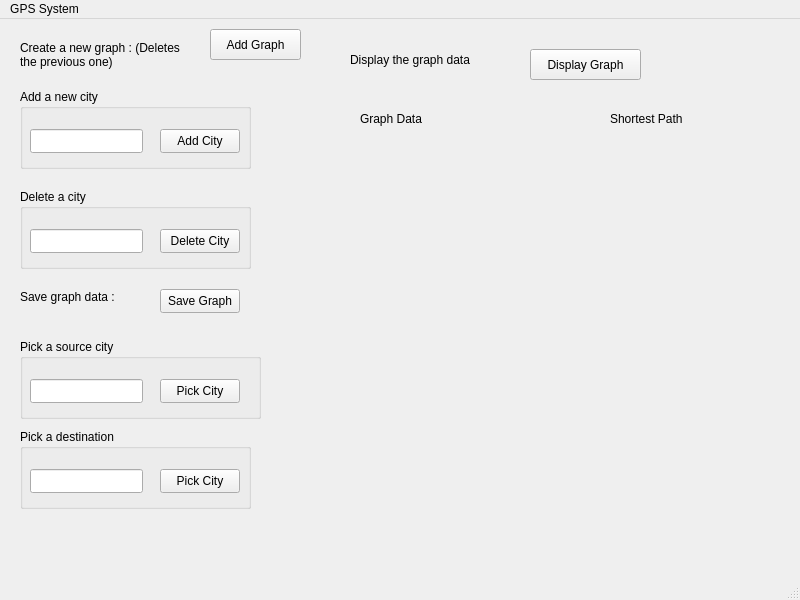
The window that Project/gps_system.ui (Yara-5/CS-Lab-Project) describes before a commit, drawn with Qt 5.
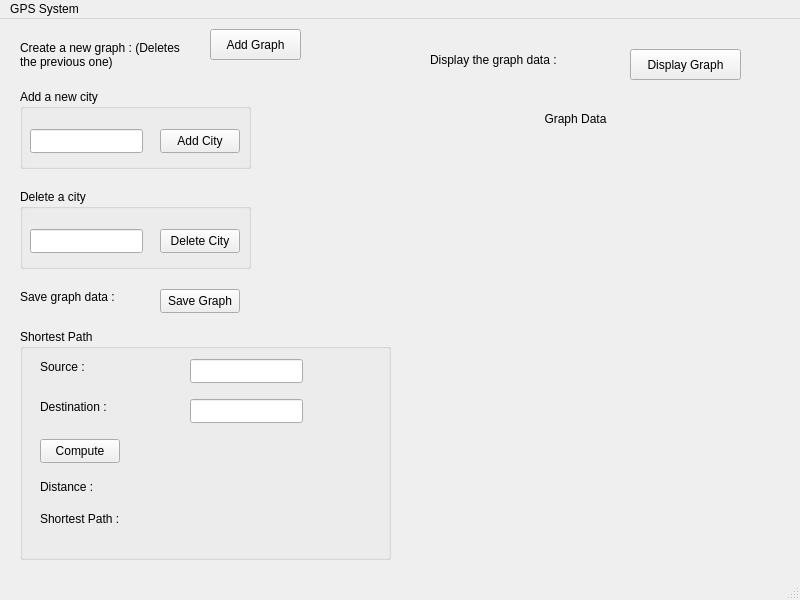
The same window after the commit.

Diff of the .ui file:
```diff
--- a/Project/gps_system.ui
+++ b/Project/gps_system.ui
@@ -30,7 +30,7 @@
    <widget class="QPushButton" name="DisplayGraphB">
     <property name="geometry">
      <rect>
-      <x>530</x>
+      <x>630</x>
       <y>30</y>
       <width>111</width>
       <height>31</height>
@@ -131,9 +131,9 @@
    <widget class="QLabel" name="GraphData">
     <property name="geometry">
      <rect>
-      <x>270</x>
+      <x>430</x>
       <y>130</y>
-      <width>241</width>
+      <width>301</width>
       <height>401</height>
      </rect>
     </property>
@@ -147,14 +147,14 @@
    <widget class="QLabel" name="label_3">
     <property name="geometry">
      <rect>
-      <x>350</x>
+      <x>430</x>
       <y>20</y>
       <width>161</width>
       <height>41</height>
      </rect>
     </property>
     <property name="text">
-     <string>Display the graph data</string>
+     <string>Display the graph data :</string>
     </property>
    </widget>
    <widget class="QLabel" name="label_2">
@@ -187,107 +187,136 @@
     <property name="geometry">
      <rect>
       <x>20</x>
-      <y>320</y>
-      <width>241</width>
-      <height>80</height>
+      <y>310</y>
+      <width>371</width>
+      <height>231</height>
      </rect>
     </property>
     <property name="title">
-     <string>Pick a source city</string>
-    </property>
-    <widget class="QPushButton" name="picksource">
-     <property name="geometry">
-      <rect>
-       <x>140</x>
-       <y>40</y>
-       <width>80</width>
-       <height>24</height>
-      </rect>
-     </property>
-     <property name="text">
-      <string>Pick City</string>
-     </property>
-    </widget>
-    <widget class="QLineEdit" name="newCityL_3">
-     <property name="geometry">
-      <rect>
-       <x>10</x>
-       <y>40</y>
-       <width>113</width>
-       <height>24</height>
-      </rect>
-     </property>
-    </widget>
-   </widget>
-   <widget class="QGroupBox" name="AddDestination">
-    <property name="geometry">
-     <rect>
-      <x>20</x>
-      <y>410</y>
-      <width>231</width>
-      <height>80</height>
-     </rect>
-    </property>
-    <property name="title">
-     <string>Pick a destination</string>
-    </property>
-    <widget class="QPushButton" name="adddestination">
-     <property name="geometry">
-      <rect>
-       <x>140</x>
-       <y>40</y>
-       <width>80</width>
-       <height>24</height>
-      </rect>
-     </property>
-     <property name="text">
-      <string>Pick City</string>
-     </property>
-    </widget>
-    <widget class="QLineEdit" name="newCityL_5">
-     <property name="geometry">
-      <rect>
-       <x>10</x>
-       <y>40</y>
-       <width>113</width>
-       <height>24</height>
-      </rect>
-     </property>
-    </widget>
-   </widget>
-   <widget class="QLabel" name="ShortestPath">
-    <property name="geometry">
-     <rect>
-      <x>530</x>
-      <y>130</y>
-      <width>241</width>
-      <height>401</height>
-     </rect>
-    </property>
-    <property name="text">
-     <string/>
-    </property>
-    <property name="alignment">
-     <set>Qt::AlignHCenter|Qt::AlignTop</set>
-    </property>
-   </widget>
-   <widget class="QLabel" name="ShortestPathLabel">
-    <property name="geometry">
-     <rect>
-      <x>610</x>
-      <y>90</y>
-      <width>111</width>
-      <height>20</height>
-     </rect>
-    </property>
-    <property name="text">
      <string>Shortest Path</string>
     </property>
+    <widget class="QPushButton" name="computeB">
+     <property name="geometry">
+      <rect>
+       <x>20</x>
+       <y>110</y>
+       <width>80</width>
+       <height>24</height>
+      </rect>
+     </property>
+     <property name="text">
+      <string>Compute</string>
+     </property>
+    </widget>
+    <widget class="QLineEdit" name="Source">
+     <property name="geometry">
+      <rect>
+       <x>170</x>
+       <y>30</y>
+       <width>113</width>
+       <height>24</height>
+      </rect>
+     </property>
+    </widget>
+    <widget class="QLineEdit" name="Destination">
+     <property name="geometry">
+      <rect>
+       <x>170</x>
+       <y>70</y>
+       <width>113</width>
+       <height>24</height>
+      </rect>
+     </property>
+    </widget>
+    <widget class="QLabel" name="label_4">
+     <property name="geometry">
+      <rect>
+       <x>20</x>
+       <y>30</y>
+       <width>71</width>
+       <height>16</height>
+      </rect>
+     </property>
+     <property name="text">
+      <string>Source :</string>
+     </property>
+    </widget>
+    <widget class="QLabel" name="label_5">
+     <property name="geometry">
+      <rect>
+       <x>20</x>
+       <y>70</y>
+       <width>91</width>
+       <height>16</height>
+      </rect>
+     </property>
+     <property name="text">
+      <string>Destination :</string>
+     </property>
+    </widget>
+    <widget class="QLabel" name="ShortestPathLabel">
+     <property name="geometry">
+      <rect>
+       <x>20</x>
+       <y>180</y>
+       <width>111</width>
+       <height>20</height>
+      </rect>
+     </property>
+     <property name="text">
+      <string>Shortest Path :</string>
+     </property>
+    </widget>
+    <widget class="QLabel" name="label_7">
+     <property name="geometry">
+      <rect>
+       <x>20</x>
+       <y>150</y>
+       <width>61</width>
+       <height>16</height>
+      </rect>
+     </property>
+     <property name="text">
+      <string>Distance :</string>
+     </property>
+    </widget>
+    <widget class="QLabel" name="Distance">
+     <property name="geometry">
+      <rect>
+       <x>110</x>
+       <y>150</y>
+       <width>151</width>
+       <height>16</height>
+      </rect>
+     </property>
+     <property name="text">
+      <string/>
+     </property>
+    </widget>
+    <widget class="QLabel" name="ShortestPath">
+     <property name="geometry">
+      <rect>
+       <x>110</x>
+       <y>180</y>
+       <width>251</width>
+       <height>41</height>
+      </rect>
+     </property>
+     <property name="text">
+      <string/>
+     </property>
+     <property name="alignment">
+      <set>Qt::AlignLeading|Qt::AlignLeft|Qt::AlignTop</set>
+     </property>
+     <property name="wordWrap">
+      <bool>true</bool>
+     </property>
+    </widget>
    </widget>
    <widget class="QLabel" name="ShortestPathLabel_2">
     <property name="geometry">
      <rect>
-      <x>360</x>
+      <x>520</x>
       <y>90</y>
       <width>111</width>
       <height>20</height>
@@ -296,6 +325,9 @@
     <property name="text">
      <string>Graph Data</string>
     </property>
+    <property name="alignment">
+     <set>Qt::AlignCenter</set>
+    </property>
    </widget>
   </widget>
   <widget class="QMenuBar" name="menubar">
```
